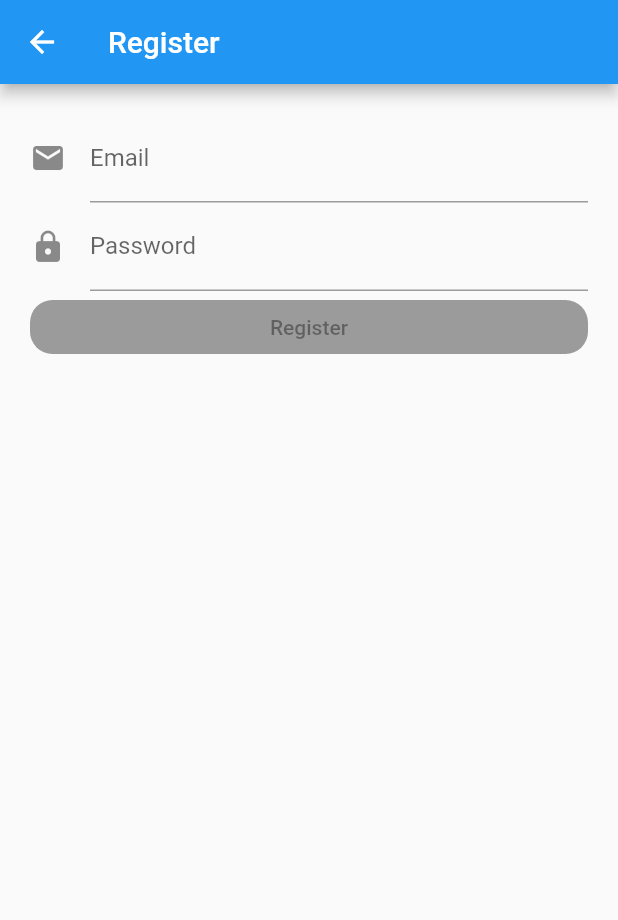
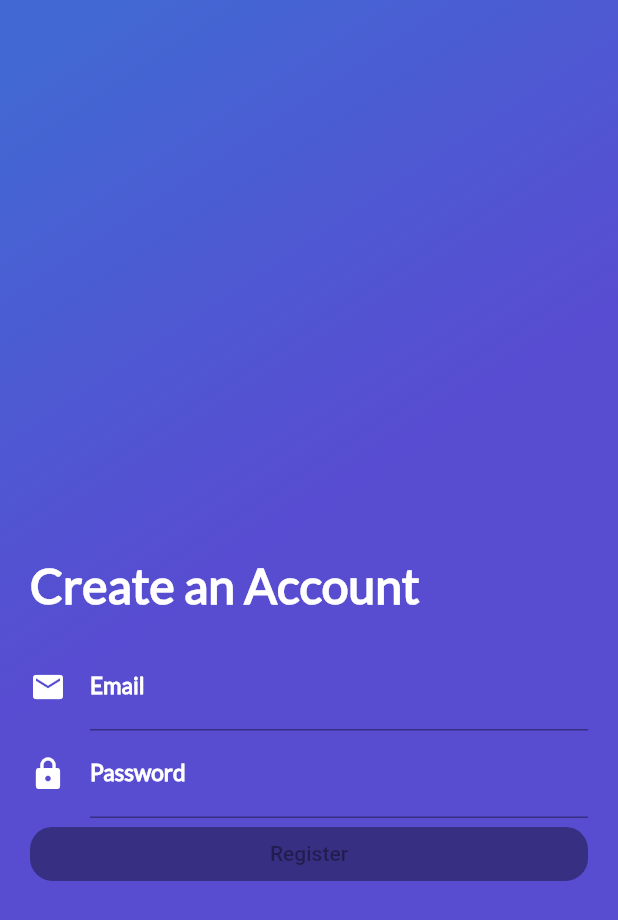
Before and after one commit to ceaumo02/Bloc_Login_Google_Futter, a Flutter app: the screen it shows after launch, after a tap on "Create an Account", on a phone screen of 412 x 824 dp. Shown: the top 920 px of the screen. Run offline on Flutter 3.47's test engine with Material 2 defaults, Android fonts, the light colour scheme and no system bars; our stand-ins replace bloc, equatable, firebase_auth, flutter_bloc, google_sign_in, rxdart and 1 more; missing offline and left inert: flutter_auth_buttons; accounts and stored records are empty.

Commit message:
Change view before Green button

```diff
--- a/lib/Place/ui/screens/header_appbar.dart
+++ b/lib/Place/ui/screens/header_appbar.dart
@@ -6,7 +6,7 @@ class HeaderAppBar extends StatelessWidget {
   @override
   Widget build(BuildContext context) {
     return Stack(
-      children: <Widget>[GradientBack("Bienvenido"), CardImageList()],
+      children: <Widget>[GradientBack("Bienvenido", 250), CardImageList()],
     );
   }
 }
--- a/lib/Place/ui/screens/home_trips.dart
+++ b/lib/Place/ui/screens/home_trips.dart
@@ -4,7 +4,7 @@ import 'package:platzi_viajes/Place/ui/screens/header_appbar.dart';
 import 'package:platzi_viajes/Place/ui/widgets/review_list.dart';
 
 class HomeTrips extends StatelessWidget {
-  String descriptionDummy =
+  final String descriptionDummy =
       "Lorem Ipsum is simply dummy text of the printing and typesetting industry. Lorem Ipsum has been the industry's standard dummy text ever since the 1500s, when an unknown printer took a galley of type and scrambled it to make a type specimen book. \n\nLorem Ipsum is simply dummy text of the printing and typesetting industry. Lorem Ipsum has been the industry's standard dummy text ever since the 1500s, when an unknown printer took a galley of type and scrambled it to make a type specimen book.";
   @override
   Widget build(BuildContext context) {
--- a/lib/Place/ui/widgets/description_place.dart
+++ b/lib/Place/ui/widgets/description_place.dart
@@ -2,16 +2,16 @@ import 'package:flutter/material.dart';
 import 'package:platzi_viajes/widgets/button_purple.dart';
 
 class DescriptionPlace extends StatelessWidget {
-  String namePlace;
-  int stars;
-  String descriptionPlace;
+  final String namePlace;
+  final int stars;
+  final String descriptionPlace;
 
   DescriptionPlace(this.namePlace, this.stars, this.descriptionPlace);
 
   @override
   Widget build(BuildContext context) {
 
-    final star_half = Container(
+    final starHalf = Container(
       margin: EdgeInsets.only(top: 353.0, right: 3.0),
       child: Icon(
         Icons.star_half,
@@ -19,7 +19,7 @@ class DescriptionPlace extends StatelessWidget {
       ),
     );
 
-    final star_border = Container(
+    final starBorder = Container(
       margin: EdgeInsets.only(top: 353.0, right: 3.0),
       child: Icon(
         Icons.star_border,
@@ -35,7 +35,7 @@ class DescriptionPlace extends StatelessWidget {
       ),
     );
 
-    final title_stars = Row(
+    final titleStars = Row(
       children: <Widget>[
         Container(
           margin: EdgeInsets.only(top: 350.0, left: 20.0, right: 20.0),
@@ -49,7 +49,7 @@ class DescriptionPlace extends StatelessWidget {
           ),
         ),
         Row(
-          children: <Widget>[star, star, star, star, star_half],
+          children: <Widget>[star, star, star, star, starHalf],
         )
       ],
     );
@@ -68,7 +68,7 @@ class DescriptionPlace extends StatelessWidget {
 
     return Column(
       crossAxisAlignment: CrossAxisAlignment.start,
-      children: <Widget>[title_stars, description, ButtonPurple("Navigate")],
+      children: <Widget>[titleStars, description, ButtonPurple("Navigate")],
     );
   }
 }
--- a/lib/user/ui/widgets/login/create_account_button.dart
+++ b/lib/user/ui/widgets/login/create_account_button.dart
@@ -13,7 +13,11 @@ class CreateAccountButton extends StatelessWidget {
   @override
   Widget build(BuildContext context) {
     return FlatButton(
-      child: Text('Create an Account'),
+      child: Text(
+        'Create an Account',
+        style: TextStyle(fontFamily: 'Lato', fontSize: 16, fontWeight: FontWeight.bold),
+      ),
+      textColor: Colors.white,
       onPressed: () {
         Navigator.of(context).push(MaterialPageRoute(builder: (context) {
           // Return RegisterScreen
--- a/lib/user/ui/widgets/login/google_login_button.dart
+++ b/lib/user/ui/widgets/login/google_login_button.dart
@@ -7,14 +7,29 @@ import 'package:platzi_viajes/user/bloc/login_bloc/login_bloc.dart';
 class GoogleLoginButton extends StatelessWidget {
   @override
   Widget build(BuildContext context) {
-    return GoogleSignInButton(onPressed: () {
+    return Container(
+      margin: EdgeInsets.only(left: 5, right: 5, bottom: 10),
+      width: 200,
+      height: 50,
+      child: GoogleSignInButton(
+        onPressed: () {
           Scaffold.of(context).showSnackBar(SnackBar(
             content: Row(
               mainAxisAlignment: MainAxisAlignment.spaceBetween,
-          children: <Widget>[Text('Loggin in...'), CircularProgressIndicator()],
+              children: <Widget>[
+                Text('Loggin in...'),
+                CircularProgressIndicator()
+              ],
             ),
           ));
           BlocProvider.of<LoginBloc>(context).add(LoginWithGooglePressed());
-    });
+        },
+        borderRadius: 14,
+        splashColor: Colors.transparent,
+        text: 'Google Sign In',
+        textStyle: TextStyle(
+            fontFamily: 'Lato', fontSize: 18, fontWeight: FontWeight.bold),
+      ),
+    );
   }
 }
--- a/lib/user/ui/widgets/login/login_button.dart
+++ b/lib/user/ui/widgets/login/login_button.dart
@@ -4,15 +4,50 @@ class LoginButton extends StatelessWidget {
   final VoidCallback _onPressed;
 
   LoginButton({Key key, VoidCallback onPressed})
-    : _onPressed = onPressed,
-      super(key: key);
+      : _onPressed = onPressed,
+        super(key: key);
 
   @override
   Widget build(BuildContext context) {
-    return RaisedButton(
-      shape: RoundedRectangleBorder(borderRadius: BorderRadius.circular(14)),
-      onPressed: _onPressed,
-      child: Text('Login'),
+    return InkWell(
+      onTap: _onPressed,
+      child: Container(
+        margin: EdgeInsets.only(top: 10.0, left: 5.0, right: 5.0, bottom: 20),
+        width: 250,
+        height: 50,
+        decoration: BoxDecoration(
+            borderRadius: BorderRadius.circular(14),
+            gradient: LinearGradient(
+                colors: [
+                  Color(0xFFa7ff84), //arriba
+                  Color(0xFF1cbb78) //bajo
+                ],
+                begin: FractionalOffset(0.2, 0.0),
+                end: FractionalOffset(1.0, 0.6),
+                stops: [0.0, 0.6],
+                tileMode: TileMode.clamp)),
+        child: Center(
+          child: Text(
+            'Login',
+            style: TextStyle(
+                fontSize: 18.0,
+                fontFamily: "Lato",
+                color: Colors.white,
+                fontWeight: FontWeight.bold),
+          ),
+        ),
+      ),
     );
+
+    // return SizedBox(
+    //   width: 200,
+    //   height: 50,
+    //   child: RaisedButton(
+
+    //     shape: RoundedRectangleBorder(borderRadius: BorderRadius.circular(14)),
+    //     onPressed: _onPressed,
+    //     child: Text('Login'),
+    //   ),
+    // );
   }
 }
--- a/lib/user/ui/widgets/login/login_form.dart
+++ b/lib/user/ui/widgets/login/login_form.dart
@@ -83,16 +83,31 @@ class _LoginFormState extends State<LoginForm> {
             child: ListView(
               children: <Widget>[
                 Padding(
-                  padding: EdgeInsets.symmetric(vertical: 20),
-                  child: Image.asset(
-                    'assets/travel_logo.png',
-                    height: 200,
+                  padding: EdgeInsets.only(top: 140, bottom: 20),
+                  child: Text(
+                    "Welcome \nThis is Your Travel App",
+                    style: TextStyle(
+                        fontSize: 32.0,
+                        fontFamily: "Lato",
+                        color: Colors.white,
+                        fontWeight: FontWeight.bold),
                   ),
+                  // child: Image.asset(
+                  //   'assets/aearth.png',
+                  //   height: 100,
+                  // ),
                 ),
                 TextFormField(
+                  style: TextStyle(color: Colors.white, fontFamily: 'Lato'),
                   controller: _emailController,
                   decoration: InputDecoration(
-                      icon: Icon(Icons.email), labelText: 'Email'),
+                      icon: Icon(Icons.email, color: Colors.white),
+                      labelText: 'Email',
+                      labelStyle: TextStyle(
+                          color: Colors.white,
+                          fontFamily: 'Lato',
+                          fontSize: 15,
+                          fontWeight: FontWeight.bold)),
                   keyboardType: TextInputType.emailAddress,
                   autovalidate: true,
                   autocorrect: false,
@@ -101,9 +116,16 @@ class _LoginFormState extends State<LoginForm> {
                   },
                 ),
                 TextFormField(
+                  style: TextStyle(color: Colors.white, fontFamily: 'Lato'),
                   controller: _passwordController,
                   decoration: InputDecoration(
-                      icon: Icon(Icons.lock), labelText: 'Password'),
+                      icon: Icon(Icons.lock, color: Colors.white),
+                      labelText: 'Password',
+                      labelStyle: TextStyle(
+                          color: Colors.white,
+                          fontFamily: 'Lato',
+                          fontSize: 15,
+                          fontWeight: FontWeight.bold)),
                   obscureText: true,
                   autovalidate: true,
                   autocorrect: false,
--- a/lib/user/ui/widgets/login/login_screen.dart
+++ b/lib/user/ui/widgets/login/login_screen.dart
@@ -2,6 +2,7 @@ import 'package:flutter/material.dart';
 import 'package:flutter_bloc/flutter_bloc.dart';
 import 'package:platzi_viajes/user/bloc/login_bloc/bloc.dart';
 import 'package:platzi_viajes/user/repository/user_repository.dart';
+import 'package:platzi_viajes/widgets/gradient_back.dart';
 
 import '../login/login_form.dart';
 
@@ -16,12 +17,15 @@ class LoginScreen extends StatelessWidget {
   @override
   Widget build(BuildContext context) {
     return Scaffold(
-      appBar: AppBar(
-        title: Text('Login'),
-      ),
-      body: BlocProvider<LoginBloc>(
-        create: (context) => LoginBloc(userRepository: _userRepository),
-        child: LoginForm(userRepository: _userRepository),
+      body: Stack(
+        alignment: Alignment.center,
+        children: [
+          GradientBack("", null),
+          BlocProvider<LoginBloc>(
+          create: (context) => LoginBloc(userRepository: _userRepository),
+          child: LoginForm(userRepository: _userRepository),
+        ),
+        ],
       ),
     );
   }
--- a/lib/user/ui/widgets/register/register_form.dart
+++ b/lib/user/ui/widgets/register/register_form.dart
@@ -78,17 +78,41 @@ class _RegisterFormState extends State<RegisterForm> {
       }
     }, child: BlocBuilder<RegisterBloc, RegisterState>(
       builder: (context, state) {
-        return Padding(
+        return Container(
           padding: EdgeInsets.all(20),
           child: Form(
             child: ListView(
+              shrinkWrap: true,
               children: <Widget>[
+                Padding(
+                  padding: EdgeInsets.only(top: 140, bottom: 20),
+                  child: Text(
+                    "Create an Account",
+                    style: TextStyle(
+                        fontSize: 32.0,
+                        fontFamily: "Lato",
+                        color: Colors.white,
+                        fontWeight: FontWeight.bold),
+                  ),
+                  // child: Image.asset(
+                  //   'assets/aearth.png',
+                  //   height: 100,
+                  // ),
+                ),
                 // Un textForm para email
-                TextFormField(
+                Center(
+                  child: TextFormField(
+                    style: TextStyle(color: Colors.white, fontFamily: 'Lato'),
                     controller: _emailController,
                     decoration: InputDecoration(
-                    icon: Icon(Icons.email),
+                      icon: Icon(Icons.email,
+                      color: Colors.white),
                       labelText: 'Email',
+                      labelStyle: TextStyle(
+                          color: Colors.white,
+                          fontFamily: 'Lato',
+                          fontSize: 15,
+                          fontWeight: FontWeight.bold)
                     ),
                     keyboardType: TextInputType.emailAddress,
                     autocorrect: false,
@@ -97,11 +121,20 @@ class _RegisterFormState extends State<RegisterForm> {
                       return !state.isEmailValid ? 'Invalid Email' : null;
                     },
                   ),
+                ),
                 // Un textForm para password
                 TextFormField(
+                  style: TextStyle(color: Colors.white, fontFamily: 'Lato'),
                   controller: _passwordController,
                   decoration: InputDecoration(
-                      icon: Icon(Icons.lock), labelText: 'Password'),
+                      icon: Icon(Icons.lock, color: Colors.white),
+                      labelText: 'Password',
+                      labelStyle: TextStyle(
+                          color: Colors.white,
+                          fontFamily: 'Lato',
+                          fontSize: 15,
+                          fontWeight: FontWeight.bold)
+                      ),
                   obscureText: true,
                   autocorrect: false,
                   autovalidate: true,
--- a/lib/user/ui/widgets/register/register_state.dart
+++ b/lib/user/ui/widgets/register/register_state.dart
@@ -3,6 +3,7 @@ import 'package:flutter_bloc/flutter_bloc.dart';
 import 'package:platzi_viajes/user/bloc/register_bloc/bloc.dart';
 import 'package:platzi_viajes/user/repository/user_repository.dart';
 import 'package:platzi_viajes/user/ui/widgets/register/register_form.dart';
+import 'package:platzi_viajes/widgets/gradient_back.dart';
 
 class RegisterScreen extends StatelessWidget {
   final UserRepository _userRepository;
@@ -15,14 +16,15 @@ class RegisterScreen extends StatelessWidget {
   @override
   Widget build(BuildContext context) {
     return Scaffold(
-      appBar: AppBar(
-        title: Text('Register'),
-      ),
-      body: Center(
-        child: BlocProvider<RegisterBloc>(
-          create: (context) => RegisterBloc(userRepository: _userRepository),
-          child: RegisterForm(),
-        ),
+      body: Stack(
+        alignment: Alignment.center,
+        children: [
+          GradientBack('', null),
+          BlocProvider<RegisterBloc>(
+            create: (context) => RegisterBloc(userRepository: _userRepository),
+            child: RegisterForm(),
+          ),
+        ],
       ),
     );
   }
--- a/lib/widgets/gradient_back.dart
+++ b/lib/widgets/gradient_back.dart
@@ -1,43 +1,31 @@
 import 'package:flutter/material.dart';
 
 class GradientBack extends StatelessWidget {
+  String title = "Popular";
+  double height = 250;
 
-
-  String title = "Popular";
-
-  GradientBack(this.title);
+  GradientBack(this.title, this.height);
 
   @override
   Widget build(BuildContext context) {
     return Container(
-      height: 250.0,
+      height: height,
       decoration: BoxDecoration(
           gradient: LinearGradient(
-            colors: [
-              Color(0xFF4268D3),
-              Color(0xFF584CD1)
-            ],
+              colors: [Color(0xFF4268D3), Color(0xFF584CD1)],
               begin: FractionalOffset(0.2, 0.0),
               end: FractionalOffset(1.0, 0.6),
               stops: [0.0, 0.6],
-            tileMode: TileMode.clamp
-        )
-      ),
-
-
+              tileMode: TileMode.clamp)),
       child: Text(
         title,
         style: TextStyle(
             color: Colors.white,
             fontSize: 30.0,
             fontFamily: "Lato",
-          fontWeight: FontWeight.bold
+            fontWeight: FontWeight.bold),
       ),
-      ),
-
       alignment: Alignment(-0.9, -0.6),
-
     );
   }
-
 }
```
Also changed, not shown: assets/aearth.png (added), assets/travel_logo.png (deleted). Lines whose indentation alone changed are shown as unchanged.
